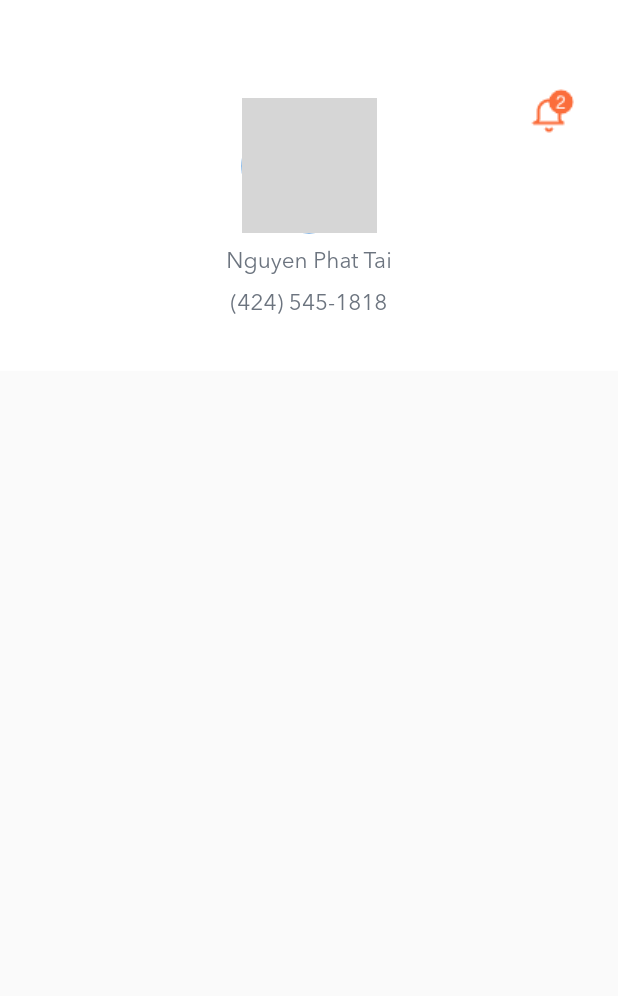
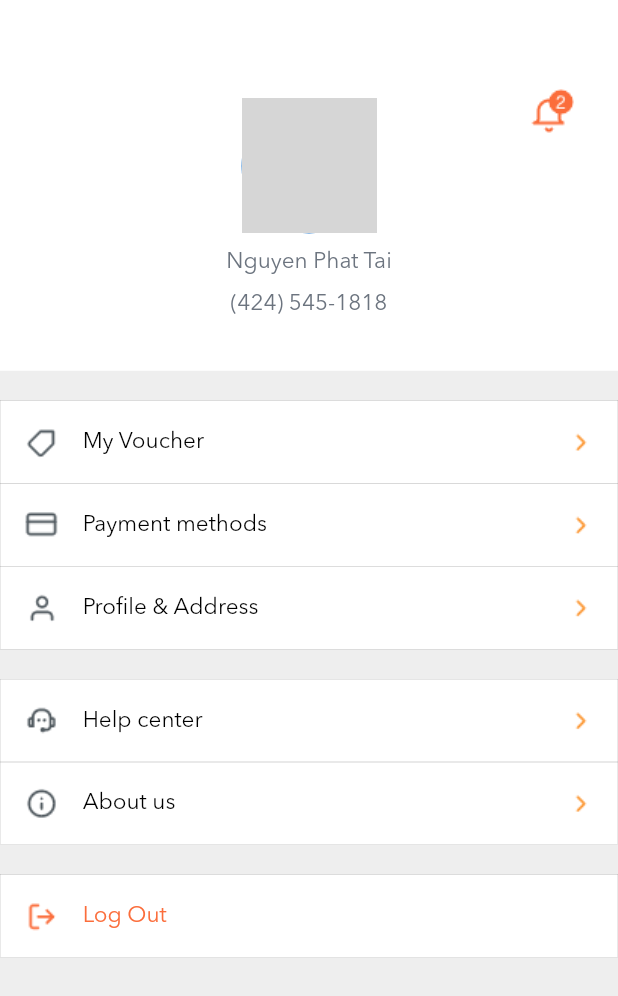
Before and after one commit to nphattai/foodude, a Flutter app: the ProfilePage screen opened by its route, on a phone screen of 412 x 824 dp. Shown: the top 996 px of the screen. Run offline on Flutter 3.47's test engine with Material 2 defaults, Android fonts, the phone set to English and light mode, and no system bars; network calls fail; grey boxes are pictures that could not be loaded.

Commit message:
add profile page

```diff
--- a/lib/pages/profile.dart
+++ b/lib/pages/profile.dart
@@ -1,5 +1,7 @@
 import 'package:flutter/material.dart';
+import 'package:foodude/themes/app_colors.dart';
 import 'package:foodude/themes/styles_text.dart';
+import 'package:foodude/widgets/buttons/button_card.dart';
 
 class ProfilePage extends StatefulWidget {
   @override
@@ -60,9 +62,50 @@ class _ProfilePageState extends State<ProfilePage> {
           ),
           Flexible(
             child: Container(
-              decoration: BoxDecoration(color: Colors.red),
+              padding: const EdgeInsets.only(top: 20),
+              decoration: BoxDecoration(color: Colors.grey[200]),
               child: Column(
-                children: [],
+                mainAxisAlignment: MainAxisAlignment.start,
+                children: [
+                  ButtonCard(
+                    onPress: goMyVoucher,
+                    title: 'My Voucher',
+                    icon: Image.asset('assets/images/voucher.png'),
+                  ),
+                  ButtonCard(
+                    onPress: goPaymentMethod,
+                    title: 'Payment methods',
+                    icon: Image.asset('assets/images/payment.png'),
+                  ),
+                  ButtonCard(
+                    onPress: goProfileAndAddress,
+                    title: 'Profile & Address',
+                    icon: Image.asset('assets/images/profile.png'),
+                  ),
+                  SizedBox(
+                    height: 20,
+                  ),
+                  ButtonCard(
+                    onPress: goHelpCnter,
+                    title: 'Help center',
+                    icon: Image.asset('assets/images/support.png'),
+                  ),
+                  ButtonCard(
+                    onPress: goAbout,
+                    title: 'About us',
+                    icon: Image.asset('assets/images/info.png'),
+                  ),
+                  SizedBox(
+                    height: 20,
+                  ),
+                  ButtonCard(
+                    onPress: onLogout,
+                    title: 'Log Out',
+                    titleStyle: TextStyle(color: AppColors.primary),
+                    icon: Image.asset('assets/images/log-out.png'),
+                    isVisibleFooter: false,
+                  ),
+                ],
               ),
             ),
             flex: 7,
@@ -73,4 +116,16 @@ class _ProfilePageState extends State<ProfilePage> {
   }
 
   void openNoti() {}
+
+  void goMyVoucher() {}
+
+  void goPaymentMethod() {}
+
+  void goProfileAndAddress() {}
+
+  void goHelpCnter() {}
+
+  void goAbout() {}
+
+  void onLogout() {}
 }
--- /dev/null
+++ b/lib/widgets/buttons/button_card.dart
@@ -0,0 +1,51 @@
+import 'package:flutter/material.dart';
+import 'package:foodude/themes/styles_text.dart';
+
+class ButtonCard extends StatelessWidget {
+  final Function onPress;
+  final Widget icon;
+  final String title;
+  final TextStyle titleStyle;
+  final bool isVisibleFooter;
+
+  const ButtonCard(
+      {Key key,
+      @required this.onPress,
+      this.icon,
+      @required this.title,
+      this.titleStyle,
+      this.isVisibleFooter = true})
+      : super(key: key);
+
+  @override
+  Widget build(BuildContext context) {
+    return InkWell(
+      onTap: onPress,
+      child: Container(
+        padding: const EdgeInsets.all(15),
+        decoration: BoxDecoration(
+          color: Colors.white,
+          border: Border.all(color: Color(0xff707070), width: 0.1),
+        ),
+        child: Row(
+          children: [
+            Padding(padding: const EdgeInsets.only(right: 15), child: icon),
+            Expanded(
+              child: Text(
+                title,
+                style: AppTextStyles.body.merge(
+                    TextStyle(color: Colors.black).merge(this.titleStyle)),
+              ),
+              flex: 1,
+            ),
+            isVisibleFooter
+                ? Image.asset(
+                    'assets/images/arrow-right.png',
+                  )
+                : SizedBox()
+          ],
+        ),
+      ),
+    );
+  }
+}
```
Also changed, not shown: assets/images/arrow-right.png (added), assets/images/calendar.png (added), assets/images/location.png (added), assets/images/phone.png (added).
